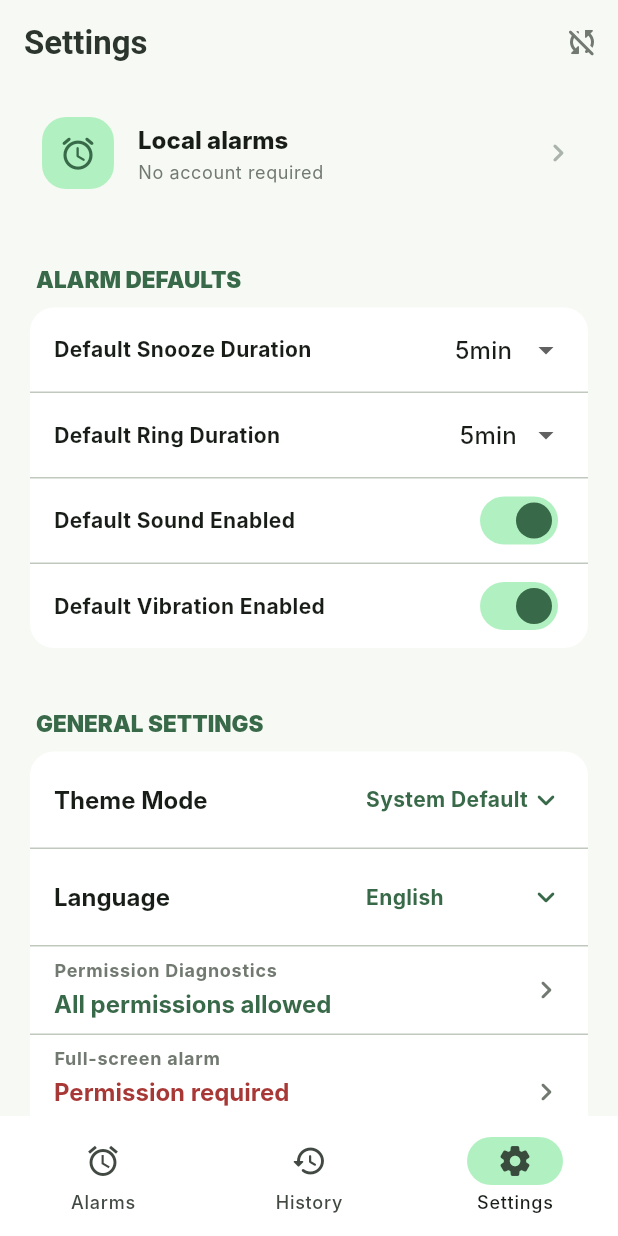
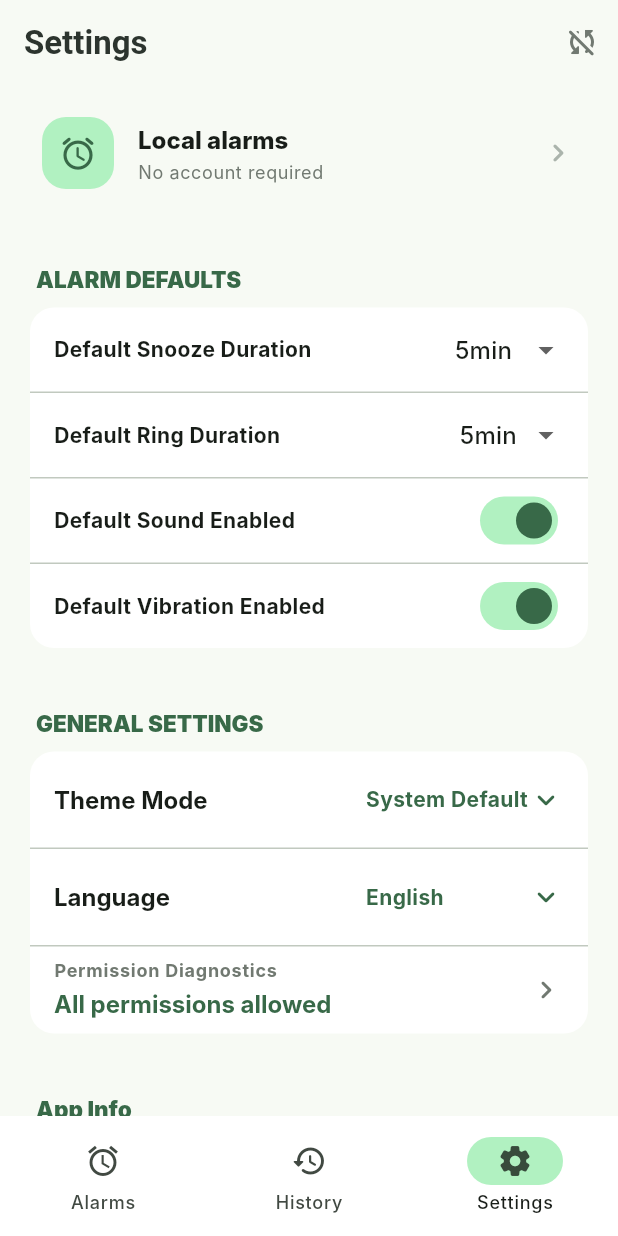
Before and after one commit to jjyn0215/UIUXteamproject, a Flutter app: the screen it shows after launch, after a tap on the "sync disabled" icon, on a phone screen of 412 x 824 dp. Run offline on Flutter 3.47's test engine with Material 3 defaults, Android fonts, the phone set to English and light mode, and no system bars; our stand-ins replace cloud_firestore, cloud_functions, device_info_plus, firebase_auth, firebase_core, firebase_messaging and 8 more; accounts and stored records are empty; generated files the repository leaves out were written again; Roboto replaces fonts that are missing (Inter).

Commit message:
설정 화면에서 전체 화면 알람 권한 관련 코드 주석 처리 및 버전 업데이트

```diff
--- a/synced_alarm/lib/src/features/settings/settings_sheet.dart
+++ b/synced_alarm/lib/src/features/settings/settings_sheet.dart
@@ -5,7 +5,7 @@ import '../../data/app_providers.dart';
 import '../../design/app_localizations.dart';
 import '../../design/app_theme.dart';
 import '../../models/account.dart';
-import '../../platform/alarm_task_controller.dart';
+// import '../../platform/alarm_task_controller.dart';
 import '../account/account_settings_screen.dart';
 import '../account/auth_screen.dart';
 import '../alarms/permission_guide_screen.dart';
@@ -110,8 +110,8 @@ class SettingsPanel extends ConsumerWidget {
                 _LanguageSettingsRow(),
                 Divider(height: 1),
                 _PermissionDiagnosticRow(),
-                Divider(height: 1),
-                _FullScreenAlarmPermissionRow(),
+                // Divider(height: 1),
+                // _FullScreenAlarmPermissionRow(),
               ],
             ),
             const SizedBox(height: AppSpacing.lg),
@@ -433,118 +433,118 @@ class _PermissionDiagnosticRow extends ConsumerWidget {
   }
 }
 
-class _FullScreenAlarmPermissionRow extends StatefulWidget {
-  const _FullScreenAlarmPermissionRow();
+// class _FullScreenAlarmPermissionRow extends StatefulWidget {
+//   const _FullScreenAlarmPermissionRow();
 
-  @override
-  State<_FullScreenAlarmPermissionRow> createState() =>
-      _FullScreenAlarmPermissionRowState();
-}
+//   @override
+//   State<_FullScreenAlarmPermissionRow> createState() =>
+//       _FullScreenAlarmPermissionRowState();
+// }
 
-class _FullScreenAlarmPermissionRowState
-    extends State<_FullScreenAlarmPermissionRow>
-    with WidgetsBindingObserver {
-  bool? _allowed;
+// class _FullScreenAlarmPermissionRowState
+//     extends State<_FullScreenAlarmPermissionRow>
+//     with WidgetsBindingObserver {
+//   bool? _allowed;
 
-  @override
-  void initState() {
-    super.initState();
-    WidgetsBinding.instance.addObserver(this);
-    _refresh();
-  }
+//   @override
+//   void initState() {
+//     super.initState();
+//     WidgetsBinding.instance.addObserver(this);
+//     _refresh();
+//   }
 
-  @override
-  void dispose() {
-    WidgetsBinding.instance.removeObserver(this);
-    super.dispose();
-  }
+//   @override
+//   void dispose() {
+//     WidgetsBinding.instance.removeObserver(this);
+//     super.dispose();
+//   }
 
-  @override
-  void didChangeAppLifecycleState(AppLifecycleState state) {
-    if (state == AppLifecycleState.resumed) {
-      _refresh();
-    }
-  }
+//   @override
+//   void didChangeAppLifecycleState(AppLifecycleState state) {
+//     if (state == AppLifecycleState.resumed) {
+//       _refresh();
+//     }
+//   }
 
-  Future<void> _refresh() async {
-    final allowed = await AlarmTaskController.canUseFullScreenIntent();
-    if (mounted) {
-      setState(() => _allowed = allowed);
-    }
-  }
+//   Future<void> _refresh() async {
+//     final allowed = await AlarmTaskController.canUseFullScreenIntent();
+//     if (mounted) {
+//       setState(() => _allowed = allowed);
+//     }
+//   }
 
-  Future<void> _openSettings() async {
-    final opened = await AlarmTaskController.openFullScreenIntentSettings();
-    if (!opened) {
-      await AlarmTaskController.openNotificationSettings();
-    }
-    await _refresh();
-  }
+//   Future<void> _openSettings() async {
+//     final opened = await AlarmTaskController.openFullScreenIntentSettings();
+//     if (!opened) {
+//       await AlarmTaskController.openNotificationSettings();
+//     }
+//     await _refresh();
+//   }
 
-  @override
-  Widget build(BuildContext context) {
-    final l10n = AppLocalizations.of(context);
-    final allowed = _allowed;
-    final color = allowed == true
-        ? SereneWakeColors.primary
-        : Theme.of(context).colorScheme.error;
-    final value = allowed == null
-        ? '...'
-        : allowed
-        ? l10n.fullScreenAlarmAllowed
-        : l10n.fullScreenAlarmNeedsAttention;
+//   @override
+//   Widget build(BuildContext context) {
+//     final l10n = AppLocalizations.of(context);
+//     final allowed = _allowed;
+//     final color = allowed == true
+//         ? SereneWakeColors.primary
+//         : Theme.of(context).colorScheme.error;
+//     final value = allowed == null
+//         ? '...'
+//         : allowed
+//         ? l10n.fullScreenAlarmAllowed
+//         : l10n.fullScreenAlarmNeedsAttention;
 
-    return InkWell(
-      onTap: _openSettings,
-      child: Padding(
-        padding: const EdgeInsets.symmetric(
-          horizontal: AppSpacing.md,
-          vertical: AppSpacing.sm,
-        ),
-        child: Row(
-          crossAxisAlignment: CrossAxisAlignment.center,
-          children: [
-            Expanded(
-              child: Column(
-                crossAxisAlignment: CrossAxisAlignment.start,
-                children: [
-                  Text(
-                    l10n.fullScreenAlarmPermission,
-                    style: Theme.of(context).textTheme.labelMedium?.copyWith(
-                      color: Theme.of(context).colorScheme.outline,
-                      fontWeight: FontWeight.w700,
-                    ),
-                  ),
-                  const SizedBox(height: 2),
-                  Text(
-                    value,
-                    style: Theme.of(context).textTheme.bodyLarge?.copyWith(
-                      fontWeight: FontWeight.w700,
-                      color: color,
-                      letterSpacing: 0,
-                    ),
-                  ),
-                  const SizedBox(height: 2),
-                  Text(
-                    l10n.fullScreenAlarmDesc,
-                    style: Theme.of(context).textTheme.bodySmall?.copyWith(
-                      color: Theme.of(context).colorScheme.outline,
-                    ),
-                  ),
-                ],
-              ),
-            ),
-            const SizedBox(width: AppSpacing.sm),
-            Icon(
-              Icons.chevron_right_rounded,
-              color: Theme.of(context).colorScheme.outline,
-            ),
-          ],
-        ),
-      ),
-    );
-  }
-}
+//     return InkWell(
+//       onTap: _openSettings,
+//       child: Padding(
+//         padding: const EdgeInsets.symmetric(
+//           horizontal: AppSpacing.md,
+//           vertical: AppSpacing.sm,
+//         ),
+//         child: Row(
+//           crossAxisAlignment: CrossAxisAlignment.center,
+//           children: [
+//             Expanded(
+//               child: Column(
+//                 crossAxisAlignment: CrossAxisAlignment.start,
+//                 children: [
+//                   Text(
+//                     l10n.fullScreenAlarmPermission,
+//                     style: Theme.of(context).textTheme.labelMedium?.copyWith(
+//                       color: Theme.of(context).colorScheme.outline,
+//                       fontWeight: FontWeight.w700,
+//                     ),
+//                   ),
+//                   const SizedBox(height: 2),
+//                   Text(
+//                     value,
+//                     style: Theme.of(context).textTheme.bodyLarge?.copyWith(
+//                       fontWeight: FontWeight.w700,
+//                       color: color,
+//                       letterSpacing: 0,
+//                     ),
+//                   ),
+//                   const SizedBox(height: 2),
+//                   Text(
+//                     l10n.fullScreenAlarmDesc,
+//                     style: Theme.of(context).textTheme.bodySmall?.copyWith(
+//                       color: Theme.of(context).colorScheme.outline,
+//                     ),
+//                   ),
+//                 ],
+//               ),
+//             ),
+//             const SizedBox(width: AppSpacing.sm),
+//             Icon(
+//               Icons.chevron_right_rounded,
+//               color: Theme.of(context).colorScheme.outline,
+//             ),
+//           ],
+//         ),
+//       ),
+//     );
+//   }
+// }
 
 class _DefaultAlarmSettingsGroup extends ConsumerWidget {
   const _DefaultAlarmSettingsGroup();
--- a/synced_alarm/pubspec.yaml
+++ b/synced_alarm/pubspec.yaml
@@ -16,7 +16,7 @@ publish_to: 'none' # Remove this line if you wish to publish to pub.dev
 # https://developer.apple.com/library/archive/documentation/General/Reference/InfoPlistKeyReference/Articles/CoreFoundationKeys.html
 # In Windows, build-name is used as the major, minor, and patch parts
 # of the product and file versions while build-number is used as the build suffix.
-version: 1.0.0+1
+version: 1.0.1+1
 
 environment:
   sdk: ^3.11.1
```
Also changed, not shown: 2 other files.
